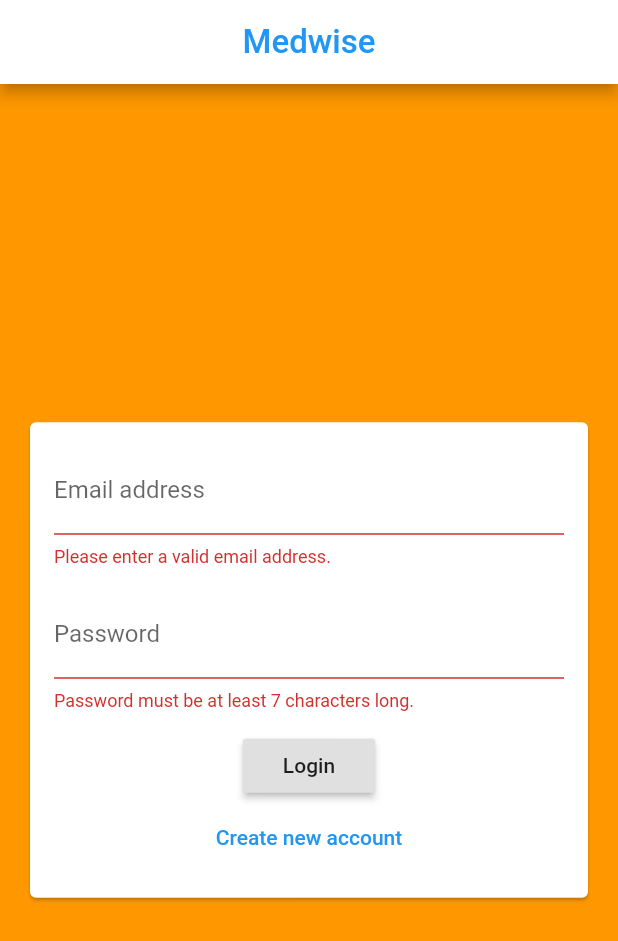
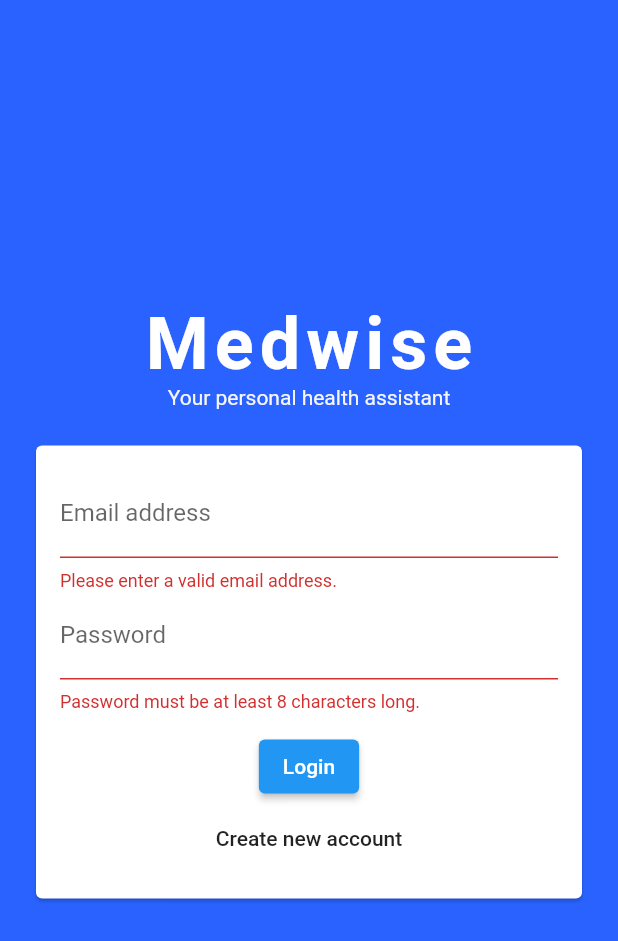
Before and after one commit to NavaneethRenjith/medwise-revamped, a Flutter app: the screen it shows after launch, after a tap on "Login", on a phone screen of 412 x 824 dp. Shown: the top 941 px of the screen. Run offline on Flutter 3.47's test engine with Material 2 defaults, Android fonts, the phone set to English and light mode, and no system bars; our stand-ins replace cloud_firestore, firebase_auth, firebase_core, flutter_svg; accounts and stored records are empty.

Commit message:
auth ui changes

```diff
--- a/lib/main.dart
+++ b/lib/main.dart
@@ -1,12 +1,12 @@
+import 'package:flutter/material.dart';
 import 'package:firebase_auth/firebase_auth.dart';
 import 'package:firebase_core/firebase_core.dart';
-import 'package:flutter/material.dart';
 import 'package:flutter/services.dart';
 
 import './screens/home_page.dart';
 import './screens/task_screen.dart';
 import './screens/connect_screen.dart';
-import 'screens/auth_page.dart';
+import './screens/auth_screen.dart';
 
 void main() async {
   WidgetsFlutterBinding.ensureInitialized();
@@ -25,7 +25,6 @@ class MyApp extends StatelessWidget {
         stream: FirebaseAuth.instance.authStateChanges(),
         builder: (context, userSnapshot) {
           if (userSnapshot.hasData) {
-            print(userSnapshot);
             return HomePage();
           }
           return AuthScreen();
--- a/lib/screens/auth_page.dart
+++ /dev/null
@@ -1,77 +0,0 @@
-import 'package:cloud_firestore/cloud_firestore.dart';
-import 'package:firebase_auth/firebase_auth.dart';
-import 'package:flutter/material.dart';
-import 'package:flutter/services.dart';
-import 'package:medwise/widgets/auth_form.dart';
-
-class AuthScreen extends StatefulWidget {
-  @override
-  _AuthScreenState createState() => _AuthScreenState();
-}
-
-class _AuthScreenState extends State<AuthScreen> {
-  final _auth = FirebaseAuth.instance;
-  var _isLoading = false;
-
-  void _submitAuthForm(String name, String email, String phone, String dob,
-      String password, bool isLogin, BuildContext ctx) async {
-    UserCredential userCredential;
-    try {
-      setState(() {
-        _isLoading = true;
-      });
-      if (isLogin) {
-        userCredential = await _auth.signInWithEmailAndPassword(
-            email: email, password: password);
-      } else {
-        userCredential = await _auth.createUserWithEmailAndPassword(
-            email: email, password: password);
-        await FirebaseFirestore.instance
-            .collection('users/${userCredential.user!.uid}')
-            .add({
-          'name': name,
-          'email': email,
-          'phone_number': phone,
-          'dob': dob
-        });
-
-        print("success");
-      }
-    } on PlatformException catch (err) {
-      var message = 'An error occured please check your credentials';
-
-      if (err.message != null) {
-        message = err.message!;
-      }
-      Scaffold.of(ctx).showSnackBar(SnackBar(
-        content: Text(message),
-        backgroundColor: Theme.of(context).errorColor,
-      ));
-      setState(() {
-        _isLoading = false;
-      });
-    } catch (err) {
-      print(err);
-      setState(() {
-        _isLoading = false;
-      });
-    }
-  }
-
-  @override
-  Widget build(BuildContext context) {
-    print("auth screen");
-    return Scaffold(
-      backgroundColor: Colors.orange,
-      appBar: AppBar(
-        title: Text(
-          "Medwise",
-          style: TextStyle(color: Theme.of(context).primaryColor, fontSize: 22),
-        ),
-        backgroundColor: Colors.white,
-        centerTitle: true,
-      ),
-      body: AuthForm(_submitAuthForm, _isLoading),
-    );
-  }
-}
--- /dev/null
+++ b/lib/screens/auth_screen.dart
@@ -0,0 +1,122 @@
+import 'package:flutter/material.dart';
+import 'package:cloud_firestore/cloud_firestore.dart';
+import 'package:firebase_auth/firebase_auth.dart';
+import 'package:flutter/services.dart';
+
+import '../theme/theme.dart';
+import '../widgets/auth_form.dart';
+
+class AuthScreen extends StatefulWidget {
+  @override
+  _AuthScreenState createState() => _AuthScreenState();
+}
+
+class _AuthScreenState extends State<AuthScreen> {
+  final _auth = FirebaseAuth.instance;
+  var _isLoading = false;
+
+  void _submitAuthForm(
+    String name,
+    String email,
+    String phone,
+    String dob,
+    String password,
+    bool isLogin,
+  ) async {
+    UserCredential userCredential;
+
+    try {
+      setState(() {
+        _isLoading = true;
+      });
+
+      if (isLogin) {
+        userCredential = await _auth.signInWithEmailAndPassword(
+          email: email,
+          password: password,
+        );
+      } else {
+        userCredential = await _auth.createUserWithEmailAndPassword(
+          email: email,
+          password: password,
+        );
+
+        await FirebaseFirestore.instance
+            .collection('users')
+            .doc(userCredential.user!.uid)
+            .set({
+          'name': name,
+          'email': email,
+          'phone_number': phone,
+          'dob': dob,
+        });
+      }
+    } on PlatformException catch (err) {
+      var message = 'An error occured please check your credentials';
+
+      if (err.message != null) {
+        message = err.message!;
+      }
+
+      //show error msg to user
+      ScaffoldMessenger.of(context).showSnackBar(
+        SnackBar(
+          content: Text(message),
+          backgroundColor: Theme.of(context).errorColor,
+        ),
+      );
+
+      setState(() {
+        _isLoading = false;
+      });
+    } on FirebaseException catch (e) {
+      var message = 'An error occured!';
+
+      if (e.message != null) message = e.message!;
+
+      // Show error msg to user
+      ScaffoldMessenger.of(context).showSnackBar(
+        SnackBar(
+          content: Text(message),
+          backgroundColor: Theme.of(context).errorColor,
+        ),
+      );
+
+      setState(() {
+        _isLoading = false;
+      });
+    }
+  }
+
+  @override
+  Widget build(BuildContext context) {
+    return Scaffold(
+      backgroundColor: blue,
+      body: Column(
+        mainAxisAlignment: MainAxisAlignment.center,
+        children: [
+          Container(
+            child: Text(
+              'Medwise',
+              style: TextStyle(
+                fontSize: 48,
+                fontWeight: FontWeight.bold,
+                letterSpacing: 4,
+                color: Colors.white,
+              ),
+            ),
+          ),
+          Container(
+            child: Text(
+              'Your personal health assistant',
+              style: TextStyle(
+                color: background,
+              ),
+            ),
+          ),
+          AuthForm(_submitAuthForm, _isLoading),
+        ],
+      ),
+    );
+  }
+}
--- a/lib/widgets/auth_form.dart
+++ b/lib/widgets/auth_form.dart
@@ -1,30 +1,54 @@
+import 'package:flutter/material.dart';
 import 'package:intl/intl.dart';
-import 'package:flutter/material.dart';
 
 class AuthForm extends StatefulWidget {
   final bool isLoading;
+
+  final void Function(
+    String name,
+    String email,
+    String phone,
+    String dob,
+    String password,
+    bool isLogin,
+  ) submitFn;
+
   AuthForm(this.submitFn, this.isLoading);
-  final void Function(String name, String email, String phone, String dob,
-      String password, bool isLogin, BuildContext context) submitFn;
+
   @override
   _AuthFormState createState() => _AuthFormState();
 }
 
 class _AuthFormState extends State<AuthForm> {
-  final _formKey = GlobalKey<FormState>();
-  var _isLogin = true;
-  var _userEmail = '';
-  var _userName = '';
-  var _userPassword = '';
-  var _userPhonenumber = '';
-  var _userDob = '';
+  final _formKey = GlobalKey<FormState>(); //To validate the form
+  var _isLogin = true; // Show login page
+
+  String _userEmail = '';
+  String _userName = '';
+  String _userPassword = '';
+  String _userPhonenumber = '';
+  late String _userDob;
 
   void _trySubmit() {
+    // Trigger all the validators of all TextFormFields in the form
     final isValid = _formKey.currentState!.validate();
+
+    // To close any soft keyboard that might still be open
     FocusScope.of(context).unfocus();
 
     if (isValid) {
       _formKey.currentState!.save();
+
+      if (_selectedDate == null) {
+        ScaffoldMessenger.of(context).showSnackBar(
+          SnackBar(
+            content: Text('Please select your DOB'),
+            backgroundColor: Theme.of(context).errorColor,
+          ),
+        );
+      }
+
+      // function call
       widget.submitFn(
         _userName.trim(),
         _userEmail.trim(),
@@ -32,37 +56,34 @@ class _AuthFormState extends State<AuthForm> {
         _userDob.trim(),
         _userPassword.trim(),
         _isLogin,
-          context);
-      // Use those values to send our auth request ...
-
+      );
     }
   }
 
   var myFormat = DateFormat('d-MM-yyyy');
-  DateTime _selectedDate = DateTime.now();
+  DateTime? _selectedDate;
   void _presentDatePicker() {
     showDatePicker(
       context: context,
       initialDate: DateTime.now(),
-      firstDate: DateTime(1990),
-      lastDate: DateTime(2022),
+      firstDate: DateTime(1921),
+      lastDate: DateTime.now(),
     ).then((pickedDate) {
       if (pickedDate == null) return;
       setState(() {
         _selectedDate = pickedDate;
-        _userDob = myFormat.format(_selectedDate).toString();
+        _userDob = myFormat.format(_selectedDate!).toString();
       });
     });
   }
 
   @override
   Widget build(BuildContext context) {
-    return Center(
-      child: Card(
-        margin: EdgeInsets.all(20),
+    return Card(
+      margin: const EdgeInsets.all(24),
       child: SingleChildScrollView(
         child: Padding(
-            padding: EdgeInsets.all(16),
+          padding: const EdgeInsets.all(16),
           child: Form(
             key: _formKey,
             child: Column(
@@ -112,45 +133,27 @@ class _AuthFormState extends State<AuthForm> {
                       _userPhonenumber = value!;
                     },
                   ),
-                  SizedBox(
-                    height: 15,
+                if (!_isLogin)
+                  Container(
+                    margin: EdgeInsets.only(
+                      top: 10,
                     ),
-                  if (!_isLogin)
-                    GestureDetector(
-                      onTap: () {
-                        _presentDatePicker();
-                        //  if (_userDob.isEmpty) return 'Select DOB';
-                      },
-                      child: Container(
-                          child: Row(
-                        children: [
-                          IconButton(
+                    alignment: Alignment.centerLeft,
+                    child: TextButton.icon(
+                      onPressed: _presentDatePicker,
                       icon: Icon(Icons.calendar_today),
-                              onPressed: () {
-                                _presentDatePicker();
-                                print(_selectedDate);
-                              }),
-                          Text(
+                      label: Text(
                         _selectedDate != null
-                                ? myFormat.format(_selectedDate).toString()
+                            ? myFormat.format(_selectedDate!).toString()
                             : "Select your DOB",
-                            style: TextStyle(
-                              fontSize: 14,
-                              fontWeight: FontWeight.w300,
                       ),
                     ),
-                        ],
-                      )),
-                    ),
-                  if (!_isLogin)
-                    Divider(
-                      thickness: 2.0,
                   ),
                 TextFormField(
                   key: ValueKey('password'),
                   validator: (value) {
-                      if (value!.isEmpty || value.length < 7) {
-                        return 'Password must be at least 7 characters long.';
+                    if (value!.isEmpty || value.length < 8) {
+                      return 'Password must be at least 8 characters long.';
                     }
                     return null;
                   },
@@ -163,13 +166,12 @@ class _AuthFormState extends State<AuthForm> {
                 SizedBox(height: 12),
                 if (widget.isLoading) CircularProgressIndicator(),
                 if (!widget.isLoading)
-                    RaisedButton(
+                  ElevatedButton(
                     child: Text(_isLogin ? 'Login' : 'Signup'),
                     onPressed: _trySubmit,
                   ),
                 if (!widget.isLoading)
-                    FlatButton(
-                      textColor: Theme.of(context).primaryColor,
+                  TextButton(
                     child: Text(_isLogin
                         ? 'Create new account'
                         : 'I already have an account'),
@@ -178,9 +180,11 @@ class _AuthFormState extends State<AuthForm> {
                         _isLogin = !_isLogin;
                       });
                     },
+                    style: TextButton.styleFrom(
+                      primary: Colors.black87,
+                    ),
                   )
               ],
-              ),
             ),
           ),
         ),
```
Also changed, not shown: lib/screens/home_page.dart (+10 -3 lines), pubspec.yaml (+4 -3 lines), pubspec.lock. Lines whose indentation alone changed are shown as unchanged.
